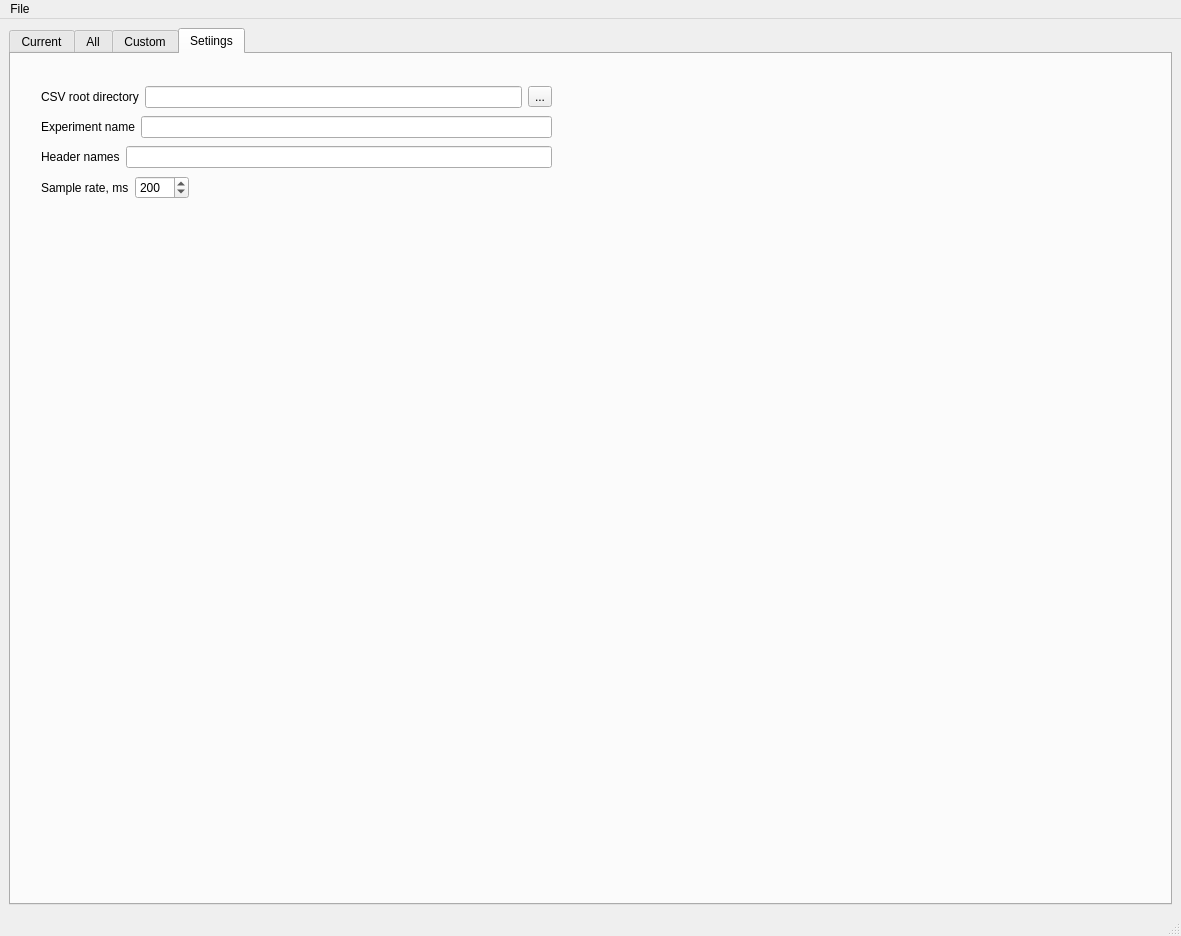
First picture: the form in GUI/datalogger.ui, repository agentssmits/datalogger, before the edit.
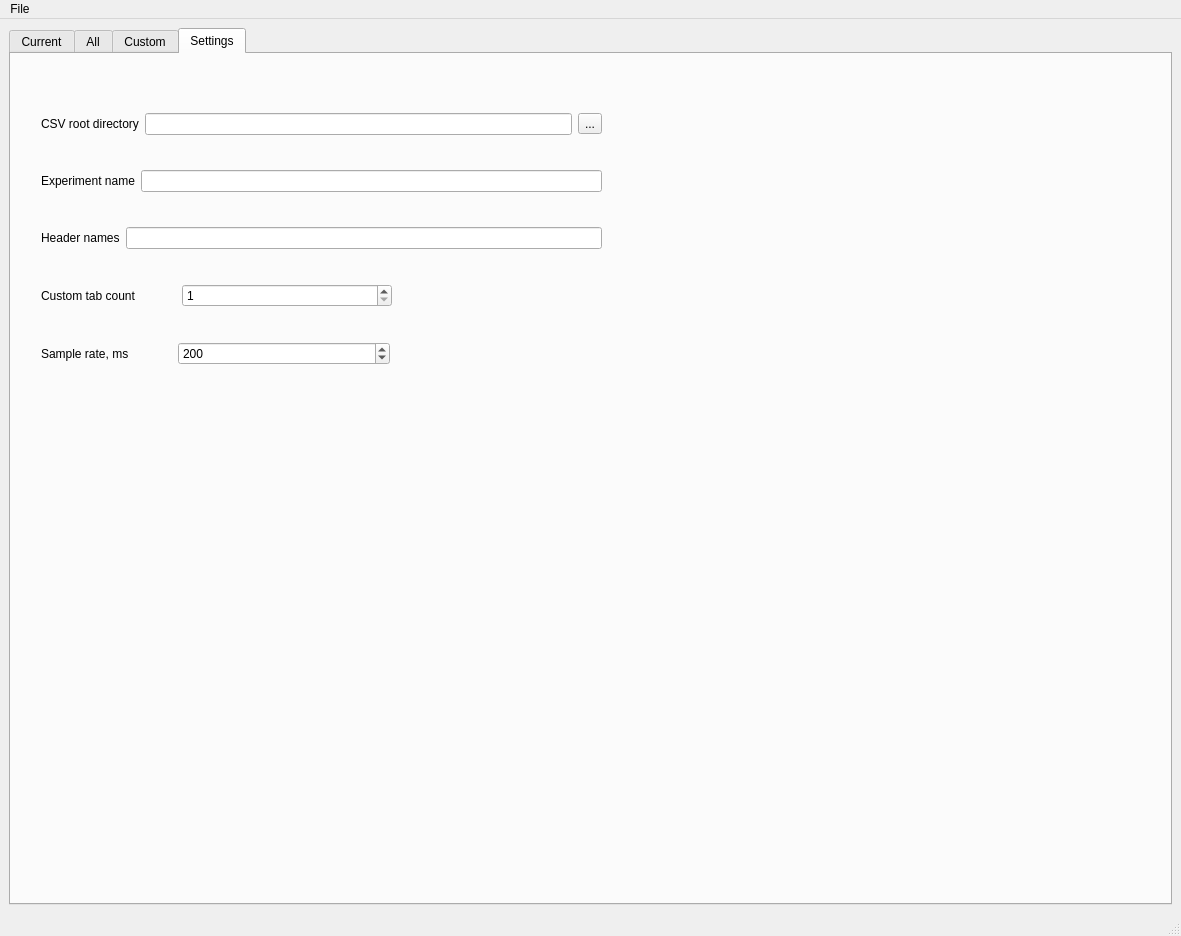
Second picture: the form after the edit. The open tabs and pages were chosen to show the change. Icons and pictures are not drawn. Custom widgets are drawn as their Qt base class.

Commit message: renaming tabs & storing global settings added

Diff of the .ui file:
```diff
--- a/GUI/datalogger.ui
+++ b/GUI/datalogger.ui
@@ -955,15 +955,15 @@
       </widget>
       <widget class="QWidget" name="settingsTab">
        <attribute name="title">
-        <string>Setiings</string>
+        <string>Settings</string>
        </attribute>
        <widget class="QWidget" name="verticalLayoutWidget">
         <property name="geometry">
          <rect>
           <x>30</x>
           <y>30</y>
-          <width>511</width>
-          <height>119</height>
+          <width>561</width>
+          <height>311</height>
          </rect>
         </property>
         <layout class="QVBoxLayout" name="verticalLayout_5">
@@ -1016,17 +1016,104 @@
            </item>
           </layout>
          </item>
+         <item>
+          <layout class="QHBoxLayout" name="horizontalLayout_8">
+           <item>
+            <widget class="QLabel" name="label_19">
+             <property name="text">
+              <string>Custom tab count</string>
+             </property>
+            </widget>
+           </item>
+           <item>
+            <spacer name="horizontalSpacer_18">
+             <property name="orientation">
+              <enum>Qt::Horizontal</enum>
+             </property>
+             <property name="sizeType">
+              <enum>QSizePolicy::Fixed</enum>
+             </property>
+             <property name="sizeHint" stdset="0">
+              <size>
+               <width>40</width>
+               <height>20</height>
+              </size>
+             </property>
+            </spacer>
+           </item>
+           <item>
+            <widget class="QSpinBox" name="customTabCount">
+             <property name="sizePolicy">
+              <sizepolicy hsizetype="Expanding" vsizetype="Fixed">
+               <horstretch>0</horstretch>
+               <verstretch>0</verstretch>
+              </sizepolicy>
+             </property>
+             <property name="minimum">
+              <number>1</number>
+             </property>
+             <property name="maximum">
+              <number>5</number>
+             </property>
+             <property name="value">
+              <number>1</number>
+             </property>
+            </widget>
+           </item>
+           <item>
+            <spacer name="horizontalSpacer_17">
+             <property name="orientation">
+              <enum>Qt::Horizontal</enum>
+             </property>
+             <property name="sizeHint" stdset="0">
+              <size>
+               <width>40</width>
+               <height>20</height>
+              </size>
+             </property>
+            </spacer>
+           </item>
+          </layout>
+         </item>
          <item>
           <layout class="QHBoxLayout" name="horizontalLayout_7">
            <item>
             <widget class="QLabel" name="label_18">
              <property name="text">
-              <string>Sample rate, ms</string>
+              <string>Sample rate, ms </string>
              </property>
             </widget>
            </item>
+           <item>
+            <spacer name="horizontalSpacer_19">
+             <property name="orientation">
+              <enum>Qt::Horizontal</enum>
+             </property>
+             <property name="sizeType">
+              <enum>QSizePolicy::Fixed</enum>
+             </property>
+             <property name="sizeHint" stdset="0">
+              <size>
+               <width>40</width>
+               <height>20</height>
+              </size>
+             </property>
+            </spacer>
+           </item>
            <item>
             <widget class="QSpinBox" name="spinBox">
+             <property name="sizePolicy">
+              <sizepolicy hsizetype="Expanding" vsizetype="Fixed">
+               <horstretch>0</horstretch>
+               <verstretch>0</verstretch>
+              </sizepolicy>
+             </property>
+             <property name="minimumSize">
+              <size>
+               <width>55</width>
+               <height>0</height>
+              </size>
+             </property>
              <property name="minimum">
               <number>1</number>
              </property>
```
Left out of the diff: 2 changed lines with no effect on the pictures. The commit also changes 4 other files.
